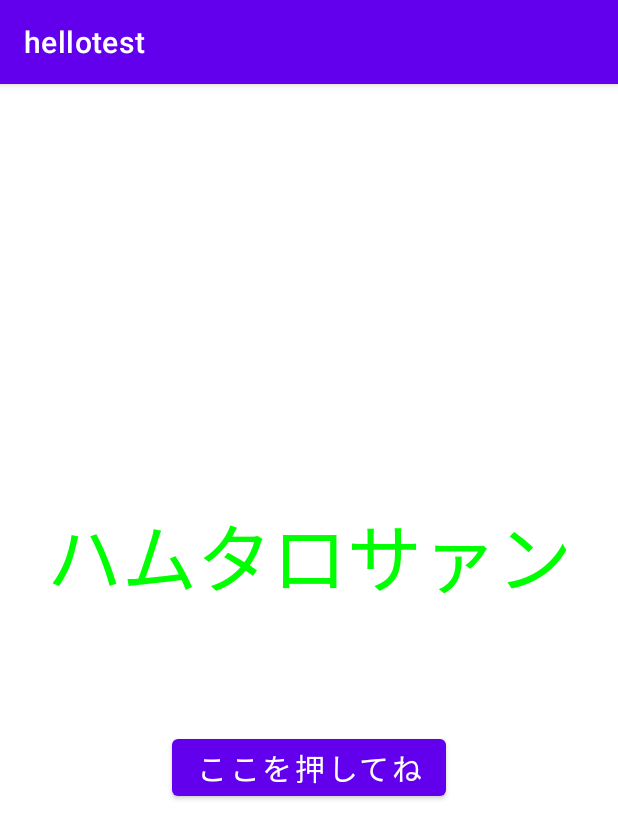
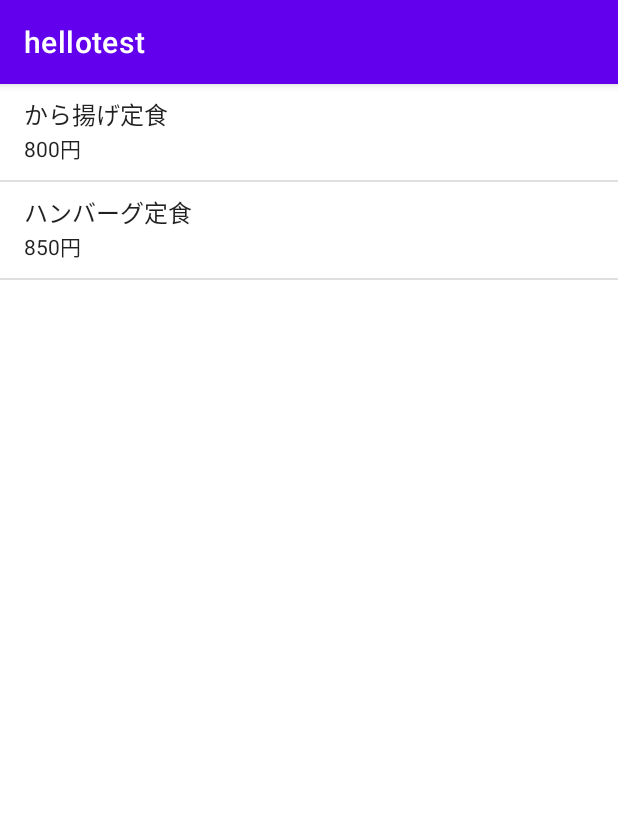
Before and after one commit to doyourwish/DYWTest, an Android app: the screen it shows after launch (MainActivity), on a phone screen of 412 x 824 dp. Shown: the top 839 px of the screen. Run offline under Robolectric (Android 15) with nearby library versions, the phone set to English and light mode, and no system bars.

Commit message:
自作クラスであるmyclassと画面遷移のコードを追加

```diff
--- a/hellotest/app/src/main/AndroidManifest.xml
+++ b/hellotest/app/src/main/AndroidManifest.xml
@@ -14,6 +14,9 @@
         android:theme="@style/Theme.Hellotest"
         tools:targetApi="31">
         <activity
+            android:name=".MenuThanksActivity"
+            android:exported="false" />
+        <activity
             android:name=".MainActivity"
             android:exported="true">
             <intent-filter>
--- a/hellotest/app/src/main/java/com/example/hellotest/MainActivity.java
+++ b/hellotest/app/src/main/java/com/example/hellotest/MainActivity.java
@@ -1,19 +1,62 @@
 package com.example.hellotest;
 
 import androidx.appcompat.app.AppCompatActivity;
+
+import android.content.Intent;
 import android.os.Bundle;
-import android.widget.Button;
-import android.widget.TextView;
+import android.view.View;
+import android.widget.AdapterView;
+//import android.widget.Button;
+import android.widget.ListView;
+import android.widget.SimpleAdapter;
+//import android.widget.TextView;
+
+import java.util.ArrayList;
+import java.util.HashMap;
+import java.util.List;
+import java.util.Map;
 
 public class MainActivity extends AppCompatActivity {
 
-    private TextView textView;
+/*    private TextView textView;
     private boolean buttonTap = false;
+    private MyClass myclass;*/
 
     @Override
     protected void onCreate(Bundle savedInstanceState) {
         super.onCreate(savedInstanceState);
         setContentView(R.layout.activity_main);
+
+        // 画面部品ListViewを取得。
+        ListView lvMenu = findViewById(R.id.lvMenu);
+        // SimpleAdapterで使用するListオブジェクトを用意。
+        List<Map<String, String>> menuList = new ArrayList<>();
+        //「から揚げ定食」のデータを格納する Map オブジェクトの用意と menuList へのデータ登録。
+        Map<String, String> menu = new HashMap<>();
+        menu.put("name", "から揚げ定食");
+        menu.put("price", "800円");
+        menuList.add(menu);
+        //「ハンバーグ定食」のデータを格納する Map オブジェクトの用意と menuList へのデータ登録。
+        menu = new HashMap<>();
+        menu.put("name", "ハンバーグ定食");
+        menu.put("price", "850円");
+        menuList.add(menu);
+
+        // SimpleAdapter第4引数from用データの用意。
+        String[] from = {"name", "price"};
+        // SimpleAdapter第5引数to用データの用意。
+        int[] to = {android.R.id.text1, android.R.id.text2};
+        // SimpleAdapterを生成。
+        SimpleAdapter adapter = new SimpleAdapter(MainActivity.this, menuList,
+                android.R.layout.simple_list_item_2, from, to);
+        // アダプタの登録。
+        lvMenu.setAdapter(adapter);
+        // リストタップのリスナクラス登録。
+        //ListView lvMenu = findViewById(R.id.lvMenu);
+        lvMenu.setOnItemClickListener(new ListItemClickListener());
+
+        /*        myclass = new MyClass();
+        String text_matushita = myclass.InputText();
 
         // ボタンを設定
         Button button = findViewById(R.id.button);
@@ -21,7 +64,7 @@ public class MainActivity extends AppCompatActivity {
         // TextView の設定
         textView = findViewById(R.id.text_view);
 
-        // lambda式で簡略化
+       // lambda式で簡略化
         button.setOnClickListener( v -> {
             // flagがtrueの時
             if (buttonTap) {
@@ -30,9 +73,28 @@ public class MainActivity extends AppCompatActivity {
             }
             // flagがfalseの時
             else {
-                textView.setText(R.string.world);
+                //textView.setText(R.string.world);
+                textView.setText(text_matushita);
                 buttonTap = true;
             }
-        });
+        });*/
+    }
+
+    private class ListItemClickListener implements AdapterView.OnItemClickListener {
+        @Override
+        public void onItemClick(AdapterView<?> parent, View view, int position, long id) {
+            // タップされた行のデータを取得。SimpleAdapterでは1行分のデータはMap型!
+            Map<String, String> item = (Map<String, String>) parent.getItemAtPosition(position);
+            // 定食名と金額を取得。
+            String menuName = item.get("name");
+            String menuPrice = item.get("price");
+            // インテントオブジェクトを生成。
+            Intent intent = new Intent(MainActivity.this, MenuThanksActivity.class);
+            // 第2画面に送るデータを格納。
+            intent.putExtra("menuName", menuName);
+            intent.putExtra("menuPrice", menuPrice);
+            // 第2画面の起動。
+            startActivity(intent);
+        }
     }
 }
--- a/hellotest/app/src/main/res/layout/activity_main.xml
+++ b/hellotest/app/src/main/res/layout/activity_main.xml
@@ -1,12 +1,13 @@
 <?xml version="1.0" encoding="utf-8"?>
-<androidx.constraintlayout.widget.ConstraintLayout xmlns:android="http://schemas.android.com/apk/res/android"
+<!--<androidx.constraintlayout.widget.ConstraintLayout
+    xmlns:android="http://schemas.android.com/apk/res/android"
     xmlns:app="http://schemas.android.com/apk/res-auto"
     xmlns:tools="http://schemas.android.com/tools"
     android:layout_width="match_parent"
     android:layout_height="match_parent"
-    tools:context=".MainActivity">
+    tools:context=".MainActivity">-->
 
-    <TextView
+<!--    <TextView
         android:id="@+id/text_view"
         android:layout_width="wrap_content"
         android:layout_height="wrap_content"
@@ -29,6 +30,14 @@
         app:layout_constraintLeft_toLeftOf="parent"
         app:layout_constraintRight_toRightOf="parent"
         app:layout_constraintTop_toTopOf="parent"
-        app:layout_constraintVertical_bias="0.6" />
+        app:layout_constraintVertical_bias="0.6" />-->
 
-</androidx.constraintlayout.widget.ConstraintLayout>
+    <ListView
+        xmlns:android="http://schemas.android.com/apk/res/android"
+        android:id="@+id/lvMenu"
+        android:layout_width="match_parent"
+        android:layout_height="match_parent"
+        android:entries="@array/lv_menu"/>
+
+<!--
+</androidx.constraintlayout.widget.ConstraintLayout>-->
--- a/hellotest/app/src/main/res/values/strings.xml
+++ b/hellotest/app/src/main/res/values/strings.xml
@@ -3,4 +3,27 @@
     <string name="hello">ハムタロサァン</string>
     <string name="world">松下</string>
     <string name="button">ここを押してね</string>
+
+    <string name="app_name2">リスト選択サンプル</string>
+    <string-array name="lv_menu">
+        <item> から揚げ定食 </item>
+        <item> ハンバーグ定食 </item>
+        <item> 生姜焼き定食 </item>
+        <item> ステーキ定食 </item>
+        <item> 野菜炒め定食 </item>
+        <item> とんかつ定食 </item>
+        <item> ミンチかつ定食 </item>
+        <item> チキンカツ定食 </item>
+        <item> コロッケ定食 </item>
+        <item> 回鍋肉定食 </item>
+        <item> 麻婆豆腐定食 </item>
+        <item> 青椒肉絲定食 </item>
+        <item> 焼き魚定食 </item>
+        <item> 焼肉定食 </item>
+    </string-array>
+
+    <string name="app_name3">画面遷移サンプル</string>
+    <string name="tv_thx_title">注文完了</string>
+    <string name="tv_thx_desc">以下のメニューのご注文を受付ました。¥nご注文ありがとうございます。</string>
+    <string name="bt_thx_back">リストに戻る</string>
 </resources>
```
Also changed, not shown: hellotest/app/src/main/java/com/example/hellotest/MenuThanksActivity.java (added, +29 -0 lines), hellotest/app/src/main/java/com/example/hellotest/MyClass.java (added, +8 -0 lines), hellotest/app/src/main/res/layout/activity_menu_thanks.xml (added, +56 -0 lines).
